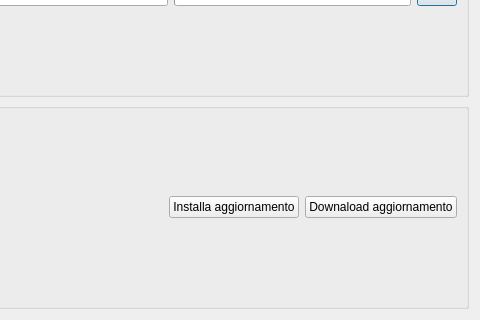
First picture: the form in update/update.ui, repository kratos83/LyLibrary, before the edit; both pictures show x 92 to 572 and y 121 to 441 of the 572 by 441 pixel window.
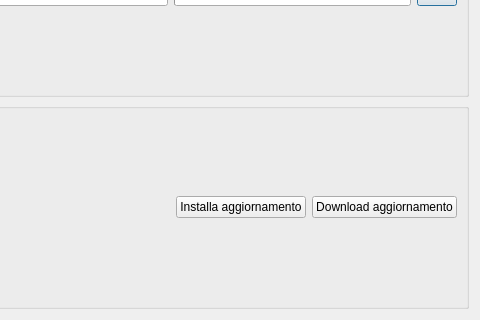
Second picture: the form after the edit. Icons and pictures are not drawn.

Diff of the .ui file:
```diff
--- a/update/update.ui
+++ b/update/update.ui
@@ -134,7 +134,7 @@
          <string>&lt;html&gt;&lt;head/&gt;&lt;body&gt;&lt;p&gt;Download aggiornamento&lt;/p&gt;&lt;/body&gt;&lt;/html&gt;</string>
         </property>
         <property name="text">
-         <string>Downaload aggiornamento</string>
+         <string>Download aggiornamento</string>
         </property>
         <property name="icon">
          <iconset resource="update.qrc">
```
Left out of the diff: 10 changed lines with no effect on the pictures.
